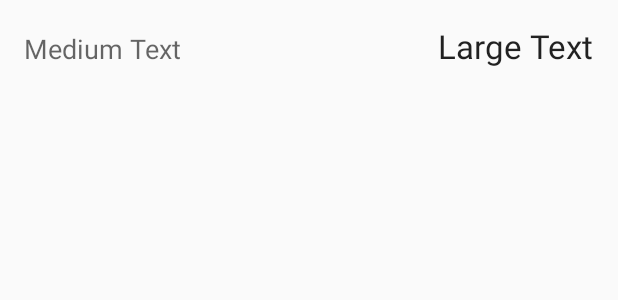
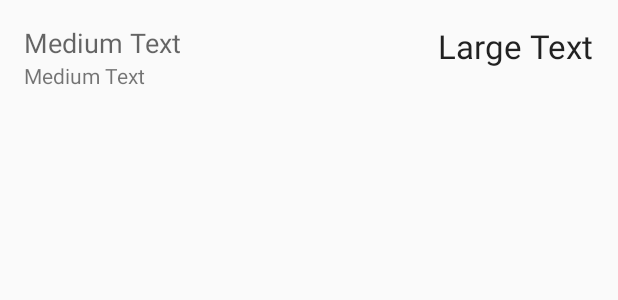
Before and after one commit to adamgyulavari/lc_caloclient, an Android app: the layout item_entry.xml on its own in the app's theme, with its tools: preview values and no code run, on a phone screen of 412 x 824 dp. Shown: the top 300 px of the screen. Run offline under Robolectric (Android 15) with nearby library versions, the phone set to English and light mode, and no system bars.

Commit message:
little nicing :D

```diff
--- a/app/src/main/java/hu/gyulavari/adam/caloclient/misc/EntryAdapter.java
+++ b/app/src/main/java/hu/gyulavari/adam/caloclient/misc/EntryAdapter.java
@@ -27,9 +27,11 @@ public class EntryAdapter extends ArrayAdapter<Entry> {
 
         TextView title = (TextView) convertView.findViewById(R.id.title);
         TextView num = (TextView) convertView.findViewById(R.id.num);
+        TextView time = (TextView) convertView.findViewById(R.id.time);
 
         title.setText(current.title);
         num.setText(String.valueOf(current.num));
+        time.setText(current.entry_date + " " + Utils.toTime(current.entry_time));
 
         return convertView;
     }
--- a/app/src/main/res/layout/item_entry.xml
+++ b/app/src/main/res/layout/item_entry.xml
@@ -4,13 +4,26 @@
     android:layout_height="match_parent"
     android:padding="@dimen/activity_horizontal_margin">
 
-    <TextView
+    <LinearLayout
+        android:orientation="vertical"
         android:layout_width="0dp"
         android:layout_height="wrap_content"
-        android:layout_weight="1"
-        android:textAppearance="?android:attr/textAppearanceMedium"
-        android:text="Medium Text"
-        android:id="@+id/title" />
+        android:layout_weight="1">
+        <TextView
+            android:layout_width="wrap_content"
+            android:layout_height="match_parent"
+            android:textAppearance="?android:attr/textAppearanceMedium"
+            android:text="Medium Text"
+            android:id="@+id/title" />
+        <TextView
+            android:layout_width="wrap_content"
+            android:layout_height="match_parent"
+            android:textAppearance="?android:attr/textAppearanceSmall"
+            android:text="Medium Text"
+            android:id="@+id/time" />
+    </LinearLayout>
+
+
 
     <TextView
         android:layout_width="wrap_content"
```
